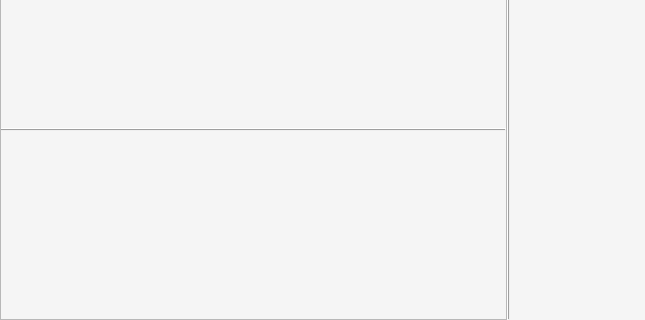
The window that chatwidget.ui (2926163840/qq-client) describes before a commit, drawn with Qt 5; both pictures show x 0 to 645 and y 328 to 648 of the 645 by 648 pixel window.
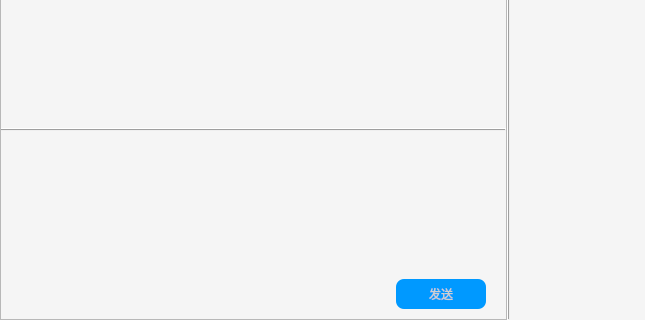
The same window after the commit. Icons and pictures are not drawn. Custom widgets are drawn as their Qt base class.

The edit to the form file:
```diff
--- a/chatwidget.ui
+++ b/chatwidget.ui
@@ -24,7 +24,23 @@
     <normaloff>:/new/prefix1/picture/QQICON.png</normaloff>:/new/prefix1/picture/QQICON.png</iconset>
   </property>
   <property name="styleSheet">
-   <string notr="true">#chatwidgettop{
+   <string notr="true">#sendbtn{
+	background-color:#0099FF;
+	border-radius:8px;
+	color:#D0D0D0;
+}
+#sendbtn:hover{
+	background-color:#008DEB;
+}
+#sendbtn:pressed{
+	background-color:#0080D6;
+}
+
+#sendbtnwidget{
+	background-color:#F5F5F5;
+	border:none;
+}
+#chatwidgettop{
 	background-color:#F5F5F5;
 }
 #chatwidgetright{
@@ -35,6 +51,7 @@
 }
 #sendmesedit{
 	background-color:#F5F5F5;
+	border:none;
 }
 #titlebar{
 		background-color:#F1F1F1;
@@ -458,6 +475,59 @@
                  </property>
                 </widget>
                </item>
+               <item>
+                <widget class="QWidget" name="sendbtnwidget" native="true">
+                 <layout class="QHBoxLayout" name="horizontalLayout_4">
+                  <property name="spacing">
+                   <number>10</number>
+                  </property>
+                  <property name="leftMargin">
+                   <number>0</number>
+                  </property>
+                  <property name="topMargin">
+                   <number>10</number>
+                  </property>
+                  <property name="rightMargin">
+                   <number>20</number>
+                  </property>
+                  <property name="bottomMargin">
+                   <number>10</number>
+                  </property>
+                  <item>
+                   <spacer name="horizontalSpacer_4">
+                    <property name="orientation">
+                     <enum>Qt::Horizontal</enum>
+                    </property>
+                    <property name="sizeHint" stdset="0">
+                     <size>
+                      <width>40</width>
+                      <height>20</height>
+                     </size>
+                    </property>
+                   </spacer>
+                  </item>
+                  <item>
+                   <widget class="QPushButton" name="sendbtn">
+                    <property name="minimumSize">
+                     <size>
+                      <width>90</width>
+                      <height>30</height>
+                     </size>
+                    </property>
+                    <property name="maximumSize">
+                     <size>
+                      <width>90</width>
+                      <height>30</height>
+                     </size>
+                    </property>
+                    <property name="text">
+                     <string>发送</string>
+                    </property>
+                   </widget>
+                  </item>
+                 </layout>
+                </widget>
+               </item>
               </layout>
              </widget>
             </item>
```
